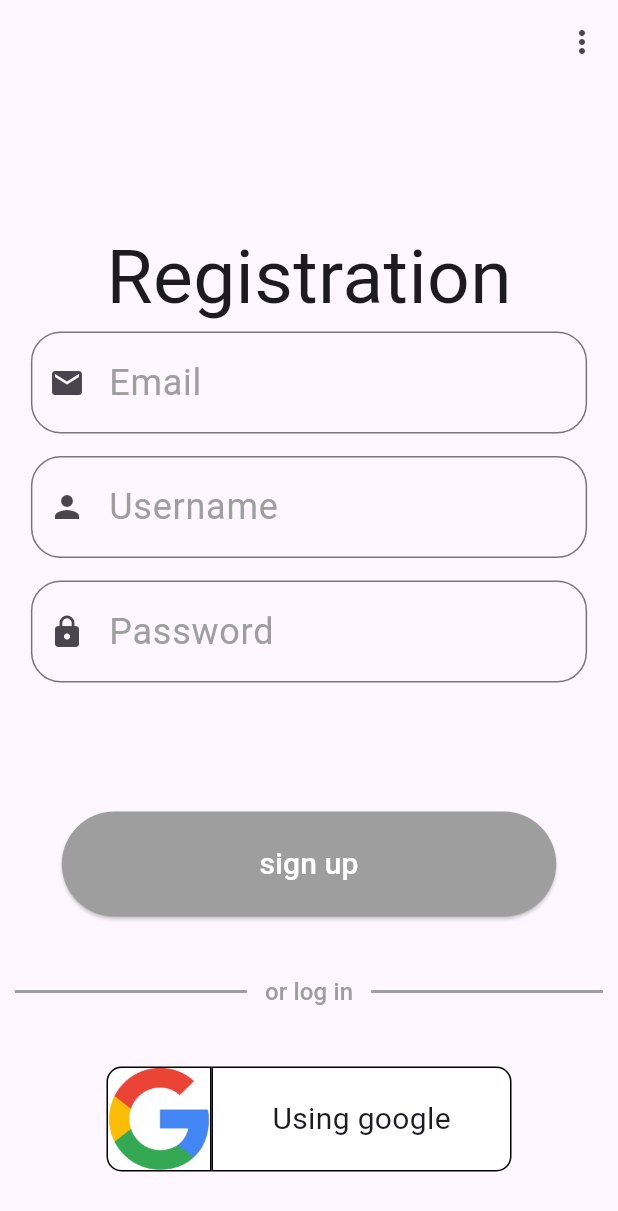
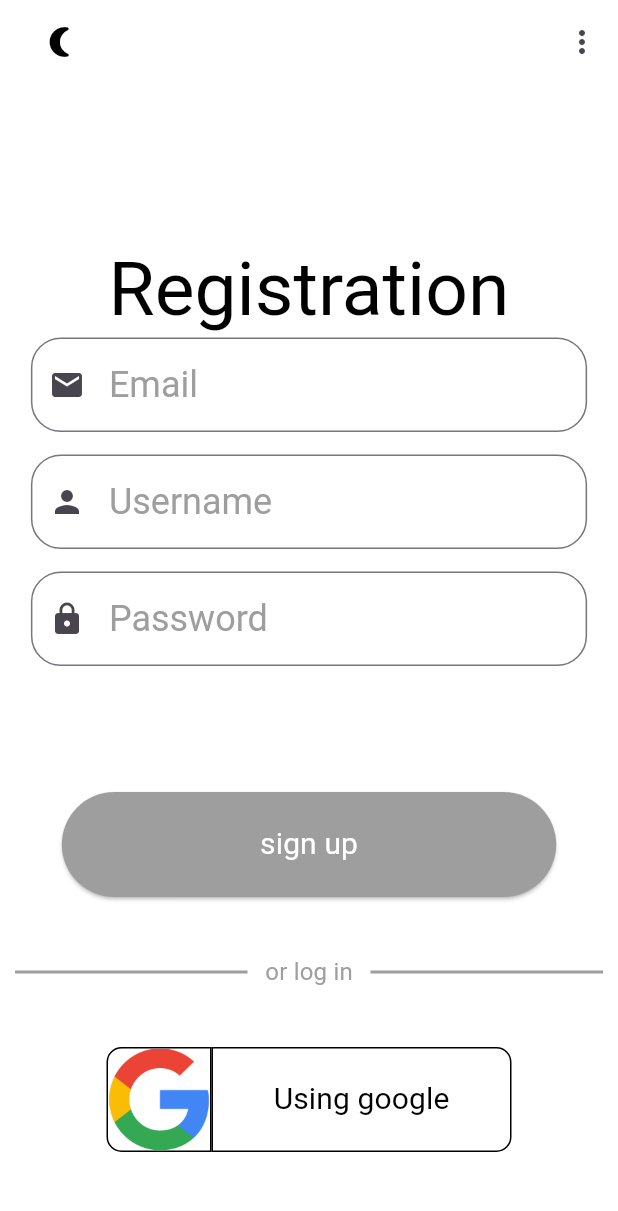
Before and after one commit to TeaOk210/flutterRegistrationApp, a Flutter app: the screen it shows after launch, on a phone screen of 412 x 824 dp. Shown: the top 1211 px of the screen. Run offline on Flutter 3.47's test engine with Material 2 defaults, Android fonts, the phone set to English and light mode, and no system bars; drawn by our look-alikes of flutter_form_builder; our stand-ins replace firebase_auth, firebase_core, get_storage, google_sign_in; accounts and stored records are empty.

Commit message:
theme selector

```diff
--- a/lib/l10n/intl_en.arb
+++ b/lib/l10n/intl_en.arb
@@ -55,7 +55,7 @@
     "@emailReport" : {
         "description" : "mail field error"
     },
-    "passwordReport" : "The password must contain numbers and letters, and be at least 8 characters",
+    "passwordReport" : "The password must contain numbers and letters, and be \n at least 8 characters",
     "@passwordReport" : {
         "description" : "password field error"
     },
--- a/lib/l10n/intl_ru.arb
+++ b/lib/l10n/intl_ru.arb
@@ -31,7 +31,7 @@
     "@google" : {
         "description" : "используя гугл"
     },
-    "email" : "Ваша почта",
+    "email" : "Ваша почта ",
     "@email" : {
         "description" : "состояние почты"
     },
@@ -55,7 +55,7 @@
     "@emailReport" : {
         "description" : "ошибка поля почты"
     },
-    "passwordReport" : "Пароль должен содержать цифры и буквы, и быть не менее 8 символов",
+    "passwordReport" : "Пароль должен включать цифры и буквы, и быть длиной \n не менее 8 символов.",
     "@passwordReport" : {
         "description" : "ошибка поля пароля"
     },
--- a/lib/main.dart
+++ b/lib/main.dart
@@ -2,6 +2,8 @@ import 'package:firebase_core/firebase_core.dart';
 import 'package:flutter/material.dart';
 import 'package:flutter_form_builder/flutter_form_builder.dart';
 import 'package:flutter_localizations/flutter_localizations.dart';
+import 'package:flutter_reg/ui/theme/Theme.dart';
+import 'package:flutter_reg/utils/ThemeNotifier.dart';
 import 'package:get_storage/get_storage.dart';
 import 'package:provider/provider.dart';
 
@@ -24,21 +26,22 @@ void main() async {
 class MyApp extends StatelessWidget {
   const MyApp({super.key});
 
-@override
+  @override
   Widget build(BuildContext context) {
     return MultiProvider(
       providers: [
         ChangeNotifierProvider(create: (context) => LocaleProvider()),
+        ChangeNotifierProvider(create: (context) => ThemeNotifier())
       ],
       builder: (context, child) {
         final provider = Provider.of<LocaleProvider>(context);
+        final themeNotifier = Provider.of<ThemeNotifier>(context);
 
         return MaterialApp(
           title: 'Flutter Demo',
-          theme: ThemeData(
-            focusColor: Colors.grey,
-            useMaterial3: true,
-          ),
+          darkTheme: darkTheme,
+          theme: lightTheme,
+          themeMode: themeNotifier.currentTheme,
           debugShowCheckedModeBanner: false,
           localizationsDelegates: const [
             S.delegate,
@@ -54,6 +57,34 @@ class MyApp extends StatelessWidget {
             '/profile': (context) => const ProfileScreen(),
           },
           initialRoute: "/registration",
+        );
+      },
+    );
+  }
+}
+
+class ThemeSelection extends StatefulWidget {
+  const ThemeSelection({super.key});
+
+  @override
+  State<ThemeSelection> createState() => _ThemeSelectionState();
+}
+
+class _ThemeSelectionState extends State<ThemeSelection> {
+  @override
+  Widget build(BuildContext context) {
+    return Consumer<ThemeNotifier>(
+      builder: (context, themeNotifier, child) {
+        final theme = themeNotifier.currentTheme;
+
+        return IconButton(
+          icon: Icon(
+            theme == ThemeMode.dark ? Icons.wb_sunny : Icons.nightlight_round ,
+            color: Theme.of(context).iconTheme.color,
+          ),
+          onPressed: () {
+            themeNotifier.toggleTheme();
+          },
         );
       },
     );
@@ -135,7 +166,7 @@ class _InputFieldState extends State<InputField> {
     }
   }
 
-  String? _getHelper(String? text) {
+  String? _validation(String? text) {
     if (widget.title == "Email" && text != null) {
       return isValidEmail(text) ? null : S.of(context).emailReport;
     } else if (widget.title == "Password" && text != null) {
@@ -170,7 +201,7 @@ class _InputFieldState extends State<InputField> {
             name: "Input text",
             decoration: InputDecoration(
                 labelText: widget.title,
-                labelStyle: const TextStyle(fontSize: 24, color: Colors.grey),
+                labelStyle: Theme.of(context).textTheme.headlineMedium,
                 helperMaxLines: 2,
                 prefixIcon: Icon(widget.icon),
                 border: const OutlineInputBorder(
@@ -179,12 +210,12 @@ class _InputFieldState extends State<InputField> {
                 focusedBorder: const OutlineInputBorder(
                     borderSide: BorderSide(color: Colors.grey, width: 3),
                     borderRadius: BorderRadius.all(Radius.circular(20.0)))),
-            style: const TextStyle(fontSize: 24),
-            cursorColor: Colors.black,
+            cursorColor: Theme.of(context).focusColor,
+            style: Theme.of(context).textTheme.headlineMedium,
             obscureText: widget.obscure,
             autovalidateMode: AutovalidateMode.onUserInteraction,
             keyboardType: _getType(),
-            validator: _getHelper,
+            validator: _validation,
             controller: widget.controller,
             onChanged: _changeInput,
           ),
@@ -213,6 +244,15 @@ class ContinueButton extends StatelessWidget {
     }
   }
 
+  ButtonStyle getButtonStyle(BuildContext context) {
+    if (state) {
+      return Theme.of(context).elevatedButtonTheme.style!;
+    } else {
+      return ElevatedButton.styleFrom(
+          backgroundColor: Colors.grey, foregroundColor: Colors.white);
+    }
+  }
+
   onClick() {
     if (state) {
       callback();
@@ -228,16 +268,7 @@ class ContinueButton extends StatelessWidget {
         padding: const EdgeInsets.only(top: 50),
         child: ElevatedButton(
           onPressed: onClick,
-          style: ButtonStyle(
-            backgroundColor: MaterialStatePropertyAll(isEnabled()),
-            foregroundColor: MaterialStateProperty.resolveWith<Color>(
-                (Set<MaterialState> states) {
-              if (states.contains(MaterialState.disabled)) {
-                return Colors.black;
-              }
-              return Colors.white;
-            }),
-          ),
+          style: getButtonStyle(context),
           child: Text(
             title,
             style: const TextStyle(fontSize: 20),
@@ -263,20 +294,20 @@ class SignBlock extends StatelessWidget {
             flex: 1,
             child: Padding(
                 padding: EdgeInsets.only(left: 10),
-                child: Divider(height: 100, color: Colors.grey, thickness: 2))),
+                child: Divider(height: 100))),
         TextButton(
             onPressed: () {
               Navigator.of(context).pushNamed(screen);
             },
             child: Text(
               title,
-              style: const TextStyle(fontSize: 16, color: Colors.grey),
+              style: Theme.of(context).textTheme.titleMedium,
             )),
         const Expanded(
             flex: 1,
             child: Padding(
                 padding: EdgeInsets.only(right: 10),
-                child: Divider(height: 100, color: Colors.grey, thickness: 2)))
+                child: Divider(height: 100)))
       ],
     );
   }
@@ -293,6 +324,7 @@ class GoogleButton extends StatelessWidget {
         // ignore: use_build_context_synchronously
         Navigator.of(context).pushReplacementNamed("/profile");
       } catch (e) {
+        // ignore: avoid_print
         print(e);
       }
     };
@@ -314,8 +346,9 @@ class GoogleButton extends StatelessWidget {
                 topLeft: Radius.circular(10),
                 bottomLeft: Radius.circular(10),
               ),
-              border: Border.all(width: 1, color: Colors.black),
-              color: Colors.white,
+              border:
+                  Border.all(width: 1, color: Theme.of(context).dividerColor),
+              color: Theme.of(context).primaryColor,
             ),
             child: Image.asset(
               'assets/images/google.png',
@@ -330,13 +363,14 @@ class GoogleButton extends StatelessWidget {
                 topRight: Radius.circular(10),
                 bottomRight: Radius.circular(10),
               ),
-              border: Border.all(width: 1, color: Colors.black),
-              color: Colors.white,
+              border:
+                  Border.all(width: 1, color: Theme.of(context).dividerColor),
+              color: Theme.of(context).primaryColor,
             ),
             child: Center(
               child: Text(
                 S.of(context).google,
-                style: const TextStyle(fontSize: 20),
+                style: Theme.of(context).textTheme.titleSmall,
               ),
             ),
           ),
--- a/lib/pages/LoginScreen.dart
+++ b/lib/pages/LoginScreen.dart
@@ -52,6 +52,7 @@ class _LoginScreenState extends State<LoginScreen> {
       appBar: AppBar(
         actions: const [LanguageMenu()],
         automaticallyImplyLeading: false,
+        title: const ThemeSelection(),
       ),
       resizeToAvoidBottomInset: false,
       body: Center(
@@ -63,7 +64,7 @@ class _LoginScreenState extends State<LoginScreen> {
               padding: const EdgeInsets.only(top: 50),
               child: Text(S.of(context).ent,
                   textDirection: TextDirection.ltr,
-                  style: const TextStyle(fontSize: 50))),
+                  style: Theme.of(context).textTheme.headlineLarge)),
           InputField(
             icon: Icons.email,
             title: "Email",
@@ -79,7 +80,7 @@ class _LoginScreenState extends State<LoginScreen> {
             controller: passwordController,
           ),
           Text(error ?? "",
-              style: const TextStyle(fontSize: 14, color: Colors.red)),
+              style: Theme.of(context).textTheme.headlineSmall),
           ContinueButton(
             title: S.of(context).entBtn,
             state: emailState && passwordState,
--- a/lib/pages/ProfileScreen.dart
+++ b/lib/pages/ProfileScreen.dart
@@ -84,6 +84,7 @@ class _PersonInfoState extends State<PersonInfo> {
       appBar: AppBar(
         actions: const [LanguageMenu()],
         automaticallyImplyLeading: false,
+        title: const ThemeSelection(),
       ),
       body: Center(
         child: Column(
@@ -91,17 +92,17 @@ class _PersonInfoState extends State<PersonInfo> {
           children: [
             Text(
               "your password is ${box.read("value")}",
-              style: const TextStyle(fontSize: 20, color: Colors.cyan),
+              style: Theme.of(context).textTheme.bodySmall,
             ),
             ClipOval(
                 child: Image.network(checkImage(),
                     height: 200, width: 200, fit: BoxFit.cover)),
             Text(user!.displayName.toString(),
-                style: const TextStyle(fontSize: 20)),
+                style: Theme.of(context).textTheme.titleSmall),
             RichText(
                 text: TextSpan(
                     text: S.of(context).email,
-                    style: const TextStyle(fontSize: 20, color: Colors.black),
+                    style: Theme.of(context).textTheme.titleSmall,
                     children: [
                   TextSpan(
                       text: emailVerified(),
@@ -115,8 +116,7 @@ class _PersonInfoState extends State<PersonInfo> {
                         backgroundColor:
                             MaterialStatePropertyAll(buttonColor())),
                     child: Text(S.of(context).reportEmail,
-                        style: const TextStyle(
-                            fontSize: 15, color: Colors.white)))),
+                        style: Theme.of(context).textTheme.labelLarge))),
             Padding(
                 padding: const EdgeInsets.only(top: 10),
                 child: ElevatedButton(
@@ -124,8 +124,7 @@ class _PersonInfoState extends State<PersonInfo> {
                     style: const ButtonStyle(
                         backgroundColor: MaterialStatePropertyAll(Colors.cyan)),
                     child: Text(S.of(context).signOut,
-                        style: const TextStyle(
-                            fontSize: 15, color: Colors.white))))
+                        style: Theme.of(context).textTheme.labelLarge)))
           ],
         ),
       ),
--- a/lib/pages/RegistrationScreen.dart
+++ b/lib/pages/RegistrationScreen.dart
@@ -22,14 +22,6 @@ class _RegistrationScreenState extends State<RegistrationScreen> {
   bool usernameState = false;
 
   String? error;
-
-  @override
-  void initState() {
-    super.initState();
-    if (FirebaseAuth.instance.currentUser != null) {
-          Navigator.of(context).pushReplacementNamed("/profile");
-    }
-  }
 
   void _updateUsernameState(bool value) {
     setState(() {
@@ -70,6 +62,7 @@ class _RegistrationScreenState extends State<RegistrationScreen> {
       appBar: AppBar(
         actions: const [LanguageMenu()],
         automaticallyImplyLeading: false,
+        title: const ThemeSelection(),
       ),
       resizeToAvoidBottomInset: false,
       body: Center(
@@ -81,7 +74,8 @@ class _RegistrationScreenState extends State<RegistrationScreen> {
               padding: const EdgeInsets.only(top: 50),
               child: Text(S.of(context).reg,
                   textDirection: TextDirection.ltr,
-                  style: const TextStyle(fontSize: 50))),
+                  style: Theme.of(context).textTheme.headlineLarge
+                  )),
           InputField(
               icon: Icons.email,
               title: "Email",
@@ -104,7 +98,7 @@ class _RegistrationScreenState extends State<RegistrationScreen> {
               state: _updatePasswordState,
               controller: passwordController),
           Text(error ?? "",
-              style: const TextStyle(fontSize: 14, color: Colors.red)),
+              style: Theme.of(context).textTheme.headlineSmall),
           ContinueButton(
             title: S.of(context).regBtn,
             state: emailState && passwordState,
--- /dev/null
+++ b/lib/ui/theme/Theme.dart
@@ -0,0 +1,53 @@
+import 'package:flutter/material.dart';
+
+final lightTheme = ThemeData(
+  brightness: Brightness.light,
+    useMaterial3: true,
+    scaffoldBackgroundColor: Colors.white,
+    textTheme: const TextTheme(
+      headlineLarge: TextStyle(fontSize: 50, color: Colors.black, fontWeight: FontWeight.normal),
+      headlineSmall: TextStyle(fontSize: 14, color: Colors.red, fontWeight: FontWeight.normal),
+      headlineMedium: TextStyle(fontSize: 24, color: Colors.grey, fontWeight: FontWeight.normal),
+      titleMedium: TextStyle(fontSize: 16, color: Colors.grey, fontWeight: FontWeight.normal),
+      titleSmall: TextStyle(fontSize: 20, color: Colors.black, fontWeight: FontWeight.normal),
+      bodySmall: TextStyle(fontSize: 20, color: Colors.cyan, fontWeight: FontWeight.normal),
+      labelLarge: TextStyle(fontSize: 15, color: Colors.white, fontWeight: FontWeight.normal)
+    ),
+    primaryColor: Colors.white,
+    dividerColor: Colors.black,
+    appBarTheme: const AppBarTheme(backgroundColor: Colors.white),
+    elevatedButtonTheme: const ElevatedButtonThemeData(
+      style: ButtonStyle(
+          foregroundColor: MaterialStatePropertyAll(Colors.white),
+          backgroundColor:
+              MaterialStatePropertyAll(Color.fromARGB(255, 0, 191, 50))),
+    ),
+    dividerTheme: const DividerThemeData(color: Colors.grey, thickness: 2),
+    focusColor: Colors.black,
+    iconTheme: const IconThemeData(color: Colors.black));
+
+final darkTheme = ThemeData(
+  brightness: Brightness.dark,
+    useMaterial3: true,
+    scaffoldBackgroundColor: const Color.fromARGB(255, 68, 68, 68),
+    textTheme: const TextTheme(
+      headlineLarge: TextStyle(fontSize: 50, color: Colors.white, fontWeight: FontWeight.normal),
+      headlineSmall: TextStyle(fontSize: 14, color: Colors.red, fontWeight: FontWeight.normal),
+      headlineMedium: TextStyle(fontSize: 24, color: Colors.white, fontWeight: FontWeight.normal),
+      titleMedium: TextStyle(fontSize: 16, color: Colors.white, fontWeight: FontWeight.normal),
+      titleSmall: TextStyle(fontSize: 20, color: Colors.black, fontWeight: FontWeight.normal),
+      bodySmall: TextStyle(fontSize: 20, color: Colors.cyan, fontWeight: FontWeight.normal),
+      labelLarge: TextStyle(fontSize: 15, color: Colors.white, fontWeight: FontWeight.normal)
+    ),
+    primaryColor: const Color.fromARGB(255, 68, 68, 68),
+    dividerColor: Colors.white,
+    appBarTheme: const AppBarTheme(backgroundColor: Color.fromARGB(255, 68, 68, 68)),
+    elevatedButtonTheme: const ElevatedButtonThemeData(
+      style: ButtonStyle(
+          foregroundColor: MaterialStatePropertyAll(Colors.white),
+          backgroundColor:
+              MaterialStatePropertyAll(Color.fromARGB(150, 0, 191, 50))),
+    ),
+    dividerTheme: const DividerThemeData(color: Colors.grey, thickness: 2),
+    focusColor: Colors.grey,
+    iconTheme: const IconThemeData(color: Colors.white));
--- a/lib/utils/AuthRepository.dart
+++ b/lib/utils/AuthRepository.dart
@@ -16,9 +16,9 @@ class AuthRepository implements AuthMethods {
         email: email,
         password: password,
       );
-      final user = userCredential.user;
-      user!.updateDisplayName(username);
-      user.reload();
+      userCredential.user!
+        ..updateDisplayName(username)
+        ..reload();
     } on FirebaseAuthException catch (e) {
       switch (e.code) {
         case "email-already-in-use":
@@ -63,7 +63,7 @@ class AuthRepository implements AuthMethods {
             await googleSignInAccount.authentication;
         final AuthCredential credential = GoogleAuthProvider.credential(
             accessToken: googleAuth.accessToken, idToken: googleAuth.idToken);
-        await auth.signInWithCredential(credential);;
+        await auth.signInWithCredential(credential);
       }
     } on FirebaseAuthException catch (e) {
       throw FirebaseAuthException(code: e.code, message: e.toString());
--- /dev/null
+++ b/lib/utils/ThemeNotifier.dart
@@ -0,0 +1,14 @@
+
+import 'package:flutter/material.dart';
+
+class ThemeNotifier extends ChangeNotifier {
+  ThemeMode _currentTheme = ThemeMode.system;
+
+  ThemeMode get currentTheme => _currentTheme;
+
+  void toggleTheme() {
+    _currentTheme =
+    _currentTheme == ThemeMode.light ? ThemeMode.dark : ThemeMode.light;
+    notifyListeners();
+  }
+}
```
Also changed, not shown: lib/generated/intl/messages_en.dart, lib/generated/intl/messages_ru.dart, lib/generated/l10n.dart.
